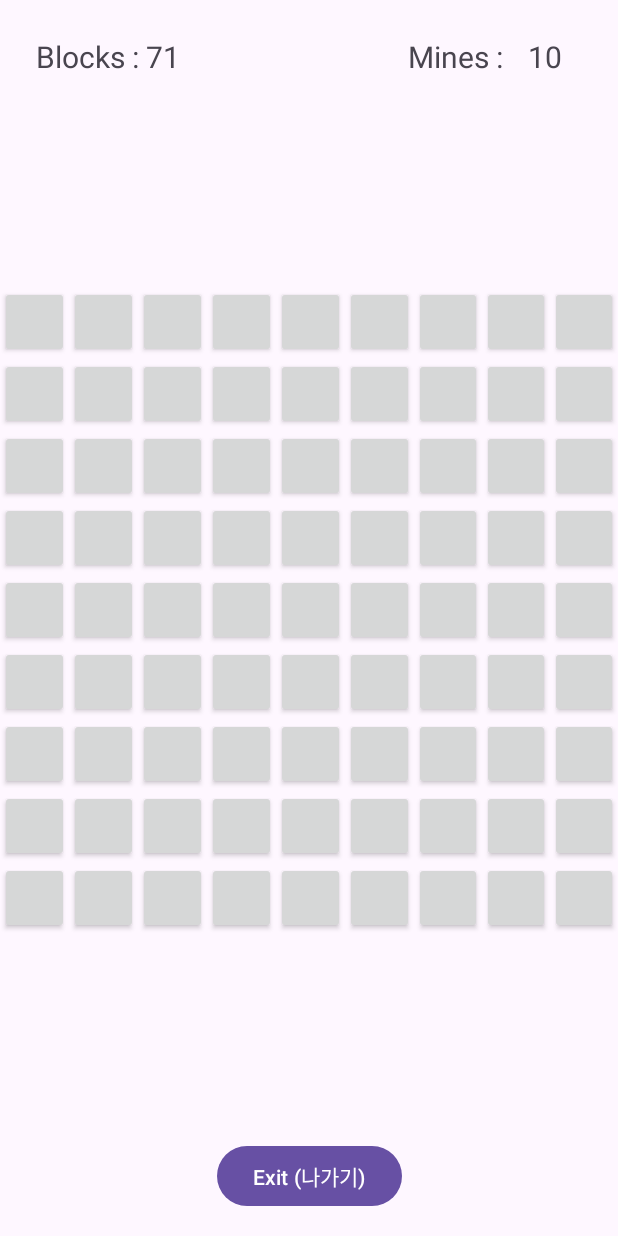
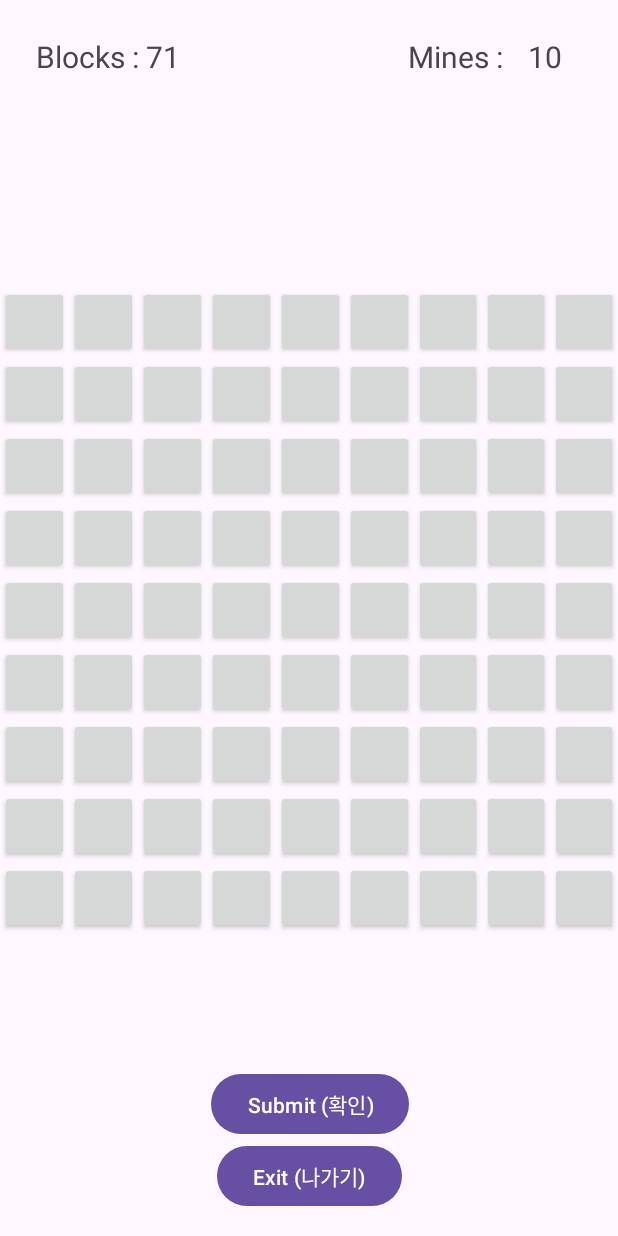
Before and after one commit to LeeShinHaeng/MineSweeper, an Android app: the screen it shows after launch (MainActivity), on a phone screen of 412 x 824 dp. Run offline under Robolectric (Android 15) with nearby library versions, the phone set to English and light mode, and no system bars.

Commit message:
Add Submit Button

```diff
--- a/app/src/main/java/com/example/minesweeper/MainActivity.java
+++ b/app/src/main/java/com/example/minesweeper/MainActivity.java
@@ -112,14 +112,27 @@ public class MainActivity extends AppCompatActivity {
                         numOfBlock.setText(blocks + "");
 
                         //게임 승리
-                        if(blocks == 0){
+                        if(blocks == 0)
                             showWinDialog();
-                        }
+
 
                     }//End of onClick method
                 });//End of setOnClickListener
             }//End of for J
         }//End of for I
+
+        Button submit_button = findViewById(R.id.submit_button);
+        submit_button.setOnClickListener(new View.OnClickListener() {
+            @Override
+            public void onClick(View view) {
+                //게임 승리
+                if(blocks == 0)
+                    showWinDialog();
+
+                else
+                    showFailDialog();
+            }
+        });
     }
 
     //승리시 AlertDialog
--- a/app/src/main/res/layout/activity_main.xml
+++ b/app/src/main/res/layout/activity_main.xml
@@ -102,5 +102,14 @@
         app:layout_constraintTop_toTopOf="@+id/blocks_text"
         app:layout_constraintVertical_bias="1.0" />
 
+    <Button
+        android:id="@+id/submit_button"
+        android:layout_width="wrap_content"
+        android:layout_height="wrap_content"
+        android:text="Submit (확인)"
+        app:layout_constraintBottom_toTopOf="@+id/finsish_button"
+        app:layout_constraintEnd_toEndOf="@+id/finsish_button"
+        app:layout_constraintStart_toStartOf="@+id/finsish_button" />
+
 
 </androidx.constraintlayout.widget.ConstraintLayout>
```
